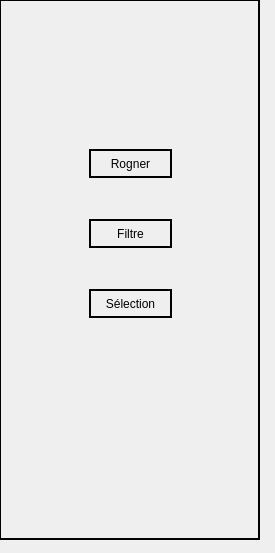
First picture: the form in toolboxarea.ui, repository NesrineGhannay/ImagEdit, before the edit.
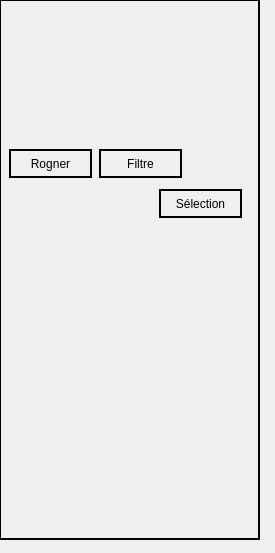
Second picture: the form after the edit.

Commit message: Add Widget filter

The edit to the form file:
```diff
--- a/toolboxarea.ui
+++ b/toolboxarea.ui
@@ -37,7 +37,7 @@
    <widget class="QPushButton" name="trim">
     <property name="geometry">
      <rect>
-      <x>90</x>
+      <x>10</x>
       <y>150</y>
       <width>83</width>
       <height>29</height>
@@ -55,8 +55,8 @@
    <widget class="QPushButton" name="filter">
     <property name="geometry">
      <rect>
-      <x>90</x>
-      <y>220</y>
+      <x>100</x>
+      <y>150</y>
       <width>83</width>
       <height>29</height>
      </rect>
@@ -73,8 +73,8 @@
    <widget class="QPushButton" name="selection">
     <property name="geometry">
      <rect>
-      <x>90</x>
-      <y>290</y>
+      <x>160</x>
+      <y>190</y>
       <width>83</width>
       <height>29</height>
      </rect>
```
The commit also changes 4 other files.
